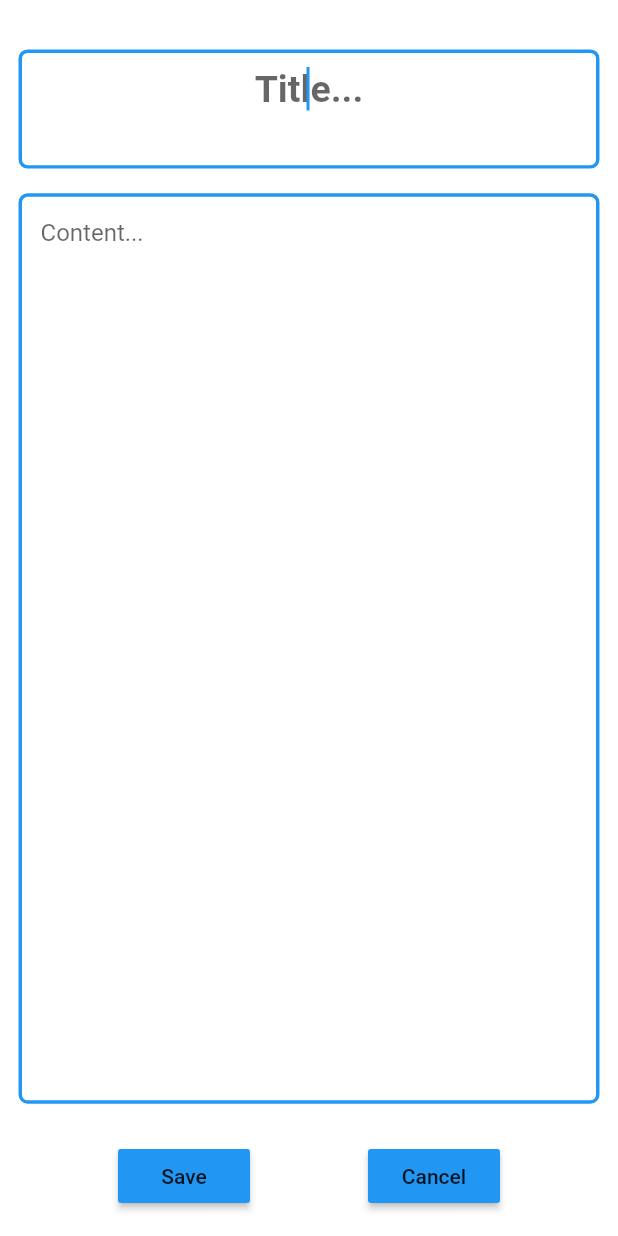
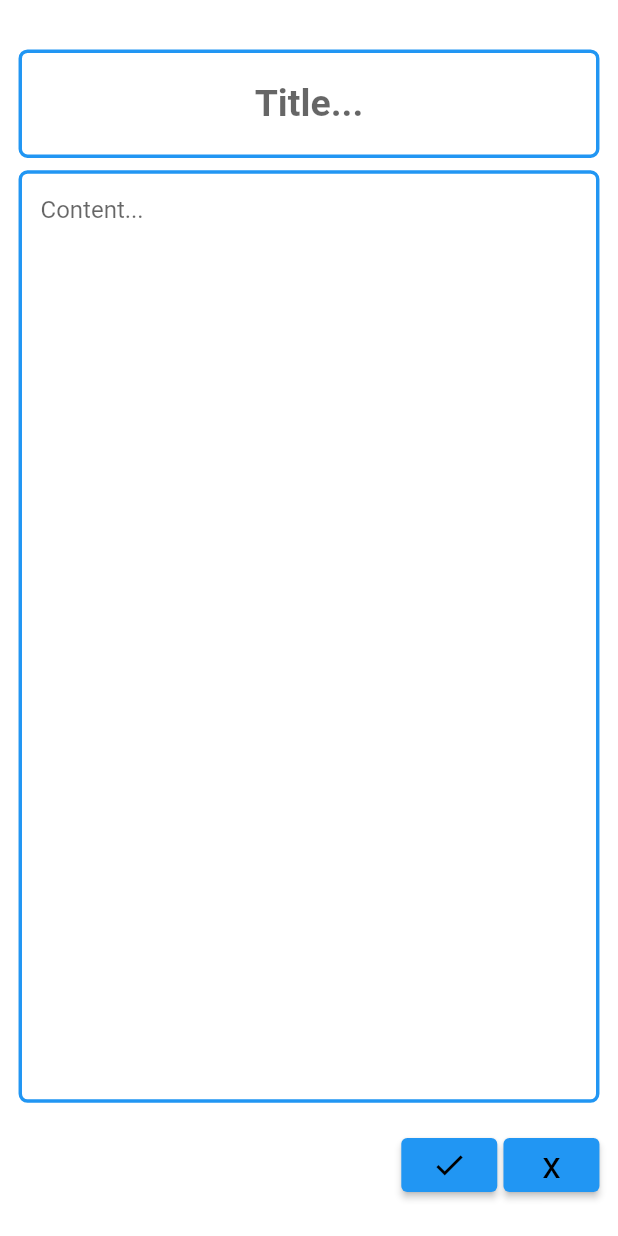
Before and after one commit to tinltgifhub/Notes_app_flutter, a Flutter app: the screen it shows after launch, after a tap on the "add" icon, on a phone screen of 412 x 824 dp. Run offline on Flutter 3.47's test engine with Material 2 defaults, Android fonts, the phone set to English and light mode, and no system bars; our stand-ins replace flutter_slidable, hive_flutter; accounts and stored records are empty.

Commit message:
update edit note

```diff
--- a/lib/util/newNote.dart
+++ b/lib/util/newNote.dart
@@ -15,11 +15,13 @@ class newNote extends StatelessWidget {
     required this.onSave,
     required this.onCancel,
     });
-
+  int size=10;
   @override
   Widget build(BuildContext context) {
+
     double screenWidth = MediaQuery.of(context).size.width;
     double screenHeight = MediaQuery.of(context).size.height;
+
 
     return Scaffold(
       // appBar: AppBar(
@@ -33,6 +35,7 @@ class newNote extends StatelessWidget {
       behavior: HitTestBehavior.translucent,
       onTap:() {
         FocusScope.of(context).unfocus();
+        size=10;
       },
       child:
         Container(
@@ -42,7 +45,7 @@ class newNote extends StatelessWidget {
             mainAxisAlignment: MainAxisAlignment.spaceEvenly,
             children: [
               Expanded(
-                flex: 12,
+                flex: size,
                 child: Container(
                   // color: Colors.green,
                   margin: EdgeInsets.symmetric(vertical: screenHeight*0.01,horizontal: screenWidth*0.03),
@@ -54,10 +57,12 @@ class newNote extends StatelessWidget {
                     borderRadius: BorderRadius.circular(6),
                   ),
                   child: Flexible(
-                    child: TextField(
+                    child: TextFormField(
+                      onTap: () => {size=15},
                       controller: title_controller,
                       textAlign: TextAlign.center,
-                      autofocus: true,
+                      textAlignVertical: TextAlignVertical.center,
+                      // autofocus: true,
                       style: TextStyle(
                         fontSize: 25,
                         fontWeight: FontWeight.w700,
@@ -75,9 +80,12 @@ class newNote extends StatelessWidget {
               ),
 
               Expanded(
-                flex: 78,
+                flex: 70,
                 child:Container(
-                  margin: EdgeInsets.symmetric(vertical: screenHeight*0.01,horizontal: screenWidth*0.03),
+                  margin: EdgeInsets.only(
+                    left: screenWidth*0.03,
+                    right: screenWidth*0.03,
+                  ),
                   decoration: BoxDecoration(
                     border: Border.all(
                       color: Colors.blue,
@@ -87,8 +95,10 @@ class newNote extends StatelessWidget {
                   ),
                   // color: Colors.lightBlue,
                   child:Flexible(
-                    child: TextField(
+                    child: TextFormField(
+                      onTap: () => {size=15},
                       controller: content_controller,
+                      // autofocus: true,
                       keyboardType: TextInputType.multiline,
                       maxLines: null,
                       decoration: InputDecoration(
@@ -106,16 +116,33 @@ class newNote extends StatelessWidget {
                 flex: 10,
                 child: Container(
                   // color: Colors.red,
+                  padding: EdgeInsets.only(
+                    bottom: screenHeight*0.01,
+                    left:screenWidth*0.03,
+                    right: screenWidth*0.03,
+                    top: screenHeight*0.003,
+                    ),
+                  // color: Colors.red,
                   child: Row(
-                    mainAxisAlignment: MainAxisAlignment.spaceEvenly,
+                    mainAxisAlignment: MainAxisAlignment.end,
                     children: [
-                      // IconButton(onPressed: () => {}, icon: Icon(Icons.add)),
-                      MyButton(
-                        text: "Save",
-                        onPressed: onSave),
-                      MyButton(
-                        text: "Cancel",
-                        onPressed: onCancel),
+                      ElevatedButton(
+                        onPressed: onSave,
+                        child: Icon(Icons.check,color: Colors.black,),
+                        // backgroundColor: Colors.blue,
+                      ),
+                      SizedBox(width: screenWidth*0.01,),
+                      ElevatedButton(
+                        onPressed: onCancel,
+                        child: Text('x',style: TextStyle(fontSize: 25,color: Colors.black,fontWeight: FontWeight.w400),),
+                        // backgroundColor: Colors.blue,
+                      ),
+                      // MyButton(
+                      //   text: "Save",
+                      //   onPressed: onSave),
+                      // MyButton(
+                      //   text: "Cancel",
+                      //   onPressed: onCancel),
                     ],
                   ),
                 ),
```
Also changed, not shown: lib/pages/home_page.dart (+33 -6 lines), lib/util/noteLists.dart (+19 -3 lines).
